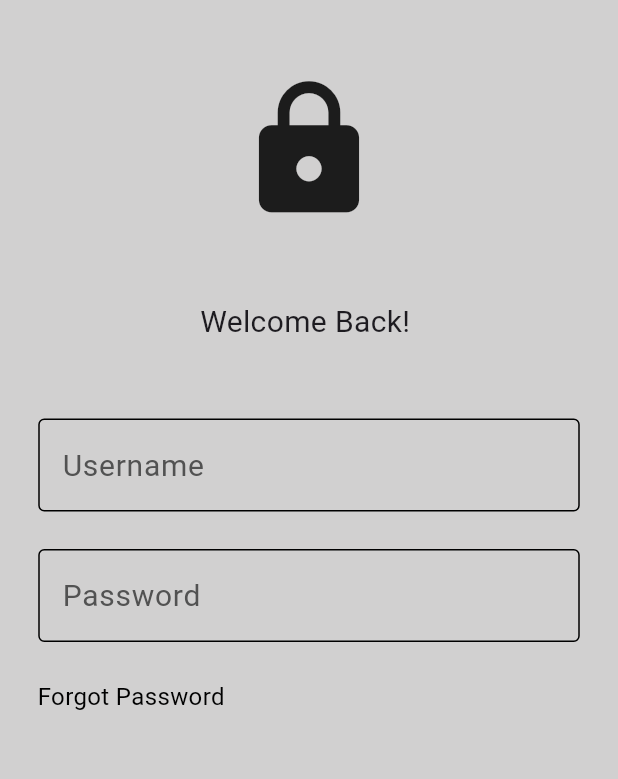
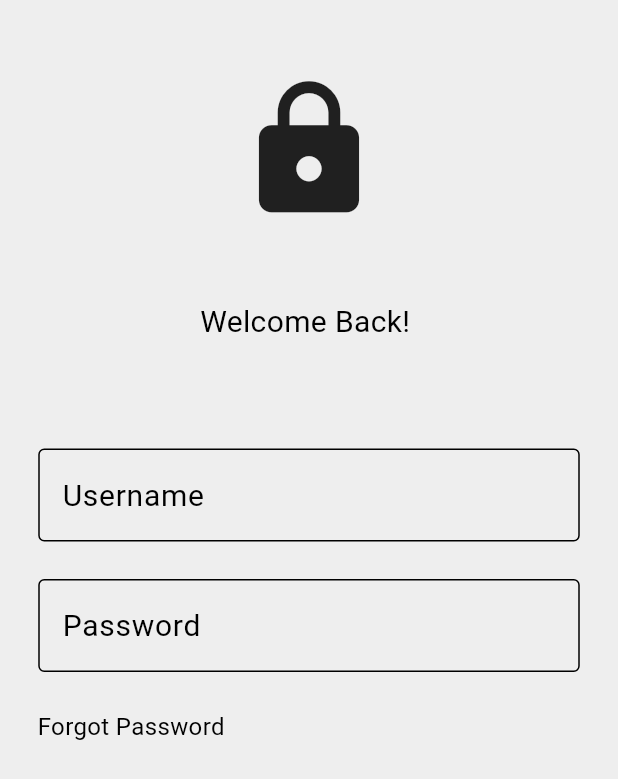
Before and after one commit to HarshanaWAJ/moto_mart, a Flutter app: the screen it shows after launch, on a phone screen of 412 x 824 dp. Shown: the top 779 px of the screen. Run offline on Flutter 3.47's test engine with Material 3 defaults, Android fonts, the light colour scheme and no system bars.

Commit message:
3rd Commit

```diff
--- a/lib/components/textfield.dart
+++ b/lib/components/textfield.dart
@@ -26,8 +26,7 @@ class MyTextField extends StatelessWidget {
             borderSide: BorderSide(color: Colors.blue),
           ),
           hintText: hintText,
-          hintStyle: const TextStyle(
-              color: Color.fromARGB(255, 82, 82, 82), fontSize: 20.0),
+          hintStyle: const TextStyle(color: Colors.black, fontSize: 20.0),
         ),
       ),
     );
--- a/lib/pages/login.dart
+++ b/lib/pages/login.dart
@@ -12,7 +12,7 @@ class LoginPage extends StatelessWidget {
   Widget build(BuildContext context) {
     return SafeArea(
       child: Scaffold(
-        backgroundColor: const Color.fromARGB(255, 209, 208, 208),
+        backgroundColor: Colors.grey[200],
         body: Column(
           children: [
             const SizedBox(
@@ -30,13 +30,19 @@ class LoginPage extends StatelessWidget {
             ),
             const Text(
               "Welcome Back! ",
-              style: TextStyle(fontSize: 20.0),
+              style: TextStyle(fontSize: 20.0, color: Colors.black),
             ),
             const SizedBox(
               height: 50.0,
             ),
 
             //Username Textfield
+            Container(
+              color: Colors.grey[200],
+              child: Column(children: [
+                const SizedBox(
+                  height: 20.0,
+                ),
                 MyTextField(
                   controller: usernamecontroller,
                   hintText: 'Username',
@@ -53,10 +59,14 @@ class LoginPage extends StatelessWidget {
                 const SizedBox(height: 25.0),
                 const Padding(
                   padding: EdgeInsets.symmetric(horizontal: 25.0),
-              child: Row(mainAxisAlignment: MainAxisAlignment.start, children: [
+                  child: Row(
+                      mainAxisAlignment: MainAxisAlignment.start,
+                      children: [
                         Text(
                           "Forgot Password",
                           style: TextStyle(fontSize: 16.0, color: Colors.black),
+                        ),
+                      ]),
                 ),
               ]),
             )
```
Lines whose indentation alone changed are shown as unchanged.
